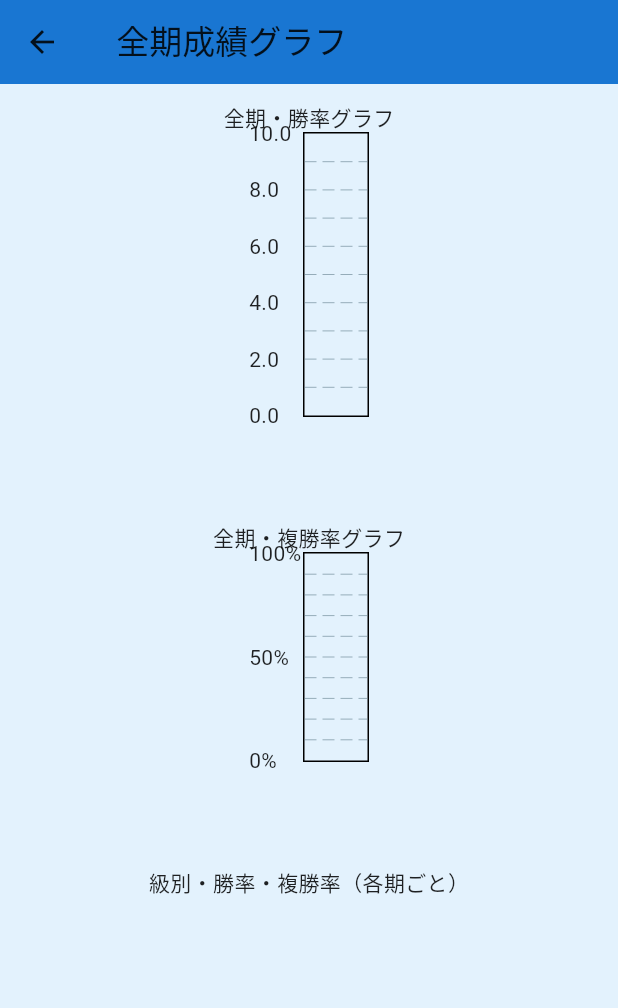
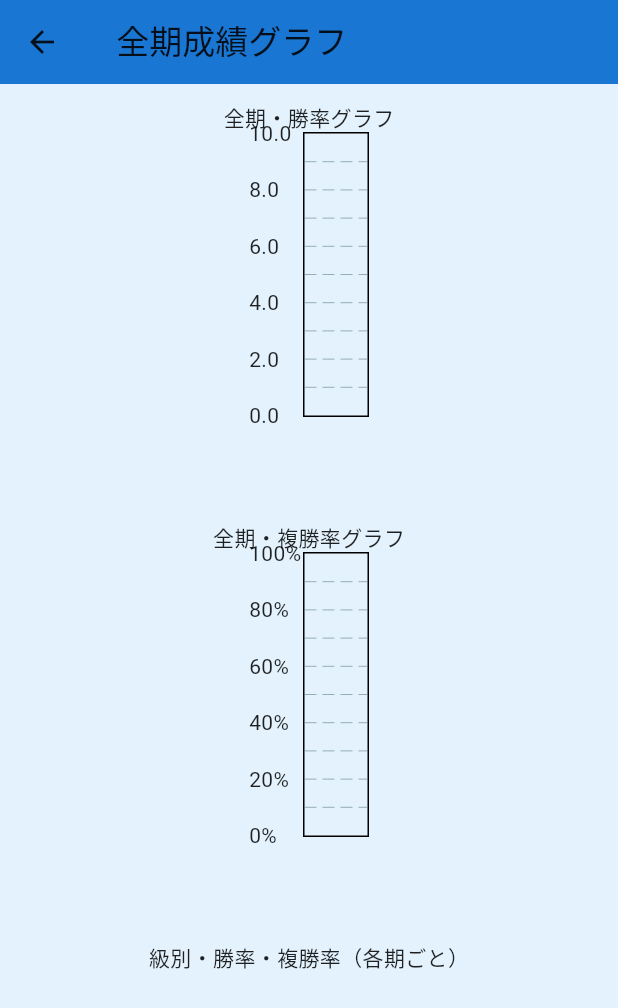
Before and after one commit to teru-kaji/wrmms, a Flutter app: the MemberAllTermsGraphPage screen opened directly with empty values, on a phone screen of 412 x 824 dp. Shown: the top 1008 px of the screen. Run offline on Flutter 3.47's test engine with Material 3 defaults, Android fonts, the phone set to English and light mode, and no system bars; drawn by our look-alikes of fl_chart.

Commit message:
・全期の折れ線グラフのX軸の間隔を一定にし、データが多い時は横スクロールできるようにした。 ・折れ線グラフのｘ軸の凡例文字を短縮系にした。 ・ダイアログをやめて通常画面に遷移 ・勝率、複勝率を別々のグラフ ・選手詳細画面で、全機関の複勝率、勝率、階級を表示する機能追加 ・カラースキームを外部ファイルにする（青、緑、ピンク、ダーク） ・検索画面の入力ボックス、プルダウンメニューの角丸に変更 ・新規作成

```diff
--- a/lib/main.dart
+++ b/lib/main.dart
@@ -642,7 +642,7 @@ class MemberAllTermsGraphPage extends StatelessWidget {
 
     // ラベル数に応じた横幅を設定
     final int itemCount = labels.length;
-    final double xInterval = 40.0; // 1ラベルごとの間隔ピクセル数
+    final double xInterval = 30.0; // 1ラベルごとの間隔ピクセル数
     final double chartWidth = itemCount * xInterval + 80; // 余白込み
 
     return Scaffold(
@@ -713,13 +713,13 @@ class MemberAllTermsGraphPage extends StatelessWidget {
               ),
             ),
             SizedBox(height: 10),
-// --- 複勝率グラフ部分 ---
+            // --- 複勝率グラフ部分 ---
             Text("全期・複勝率グラフ"),
             SingleChildScrollView(
               scrollDirection: Axis.horizontal,
               child: Container(
                 width: chartWidth,
-                height: 200,
+                height: 250,
                 child: LineChart(
                   LineChartData(
                     lineBarsData: [
```
